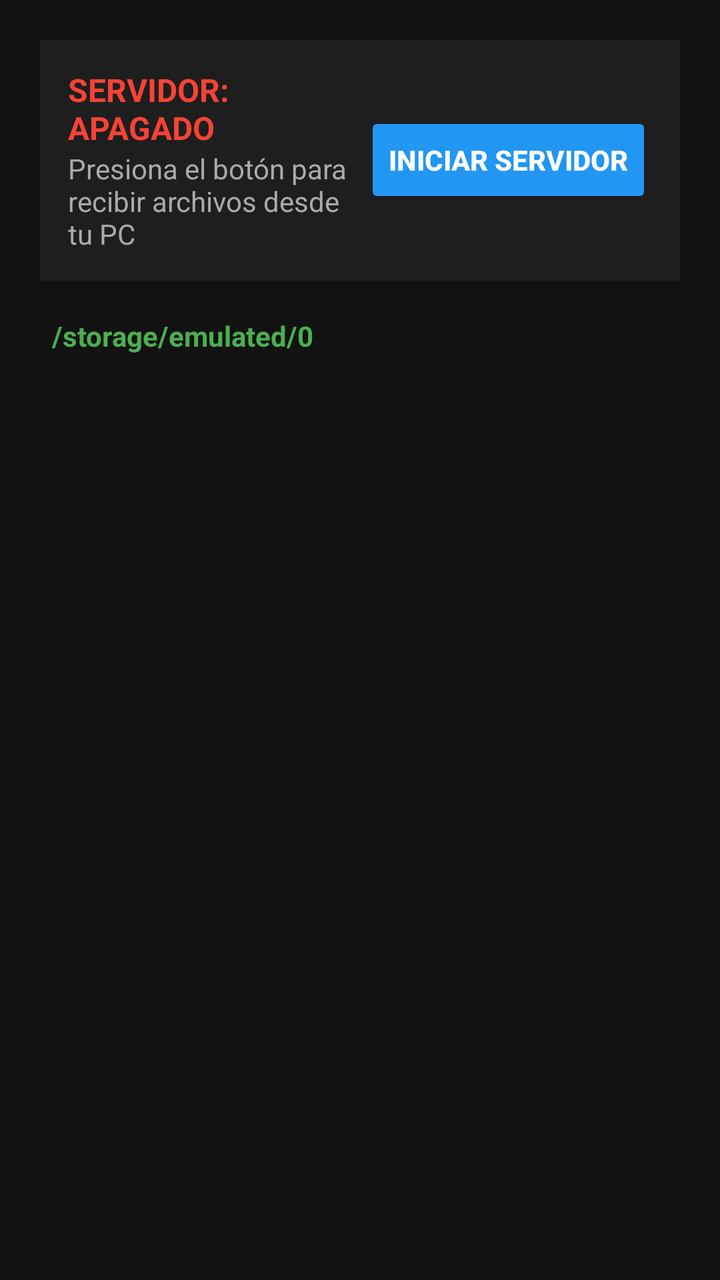
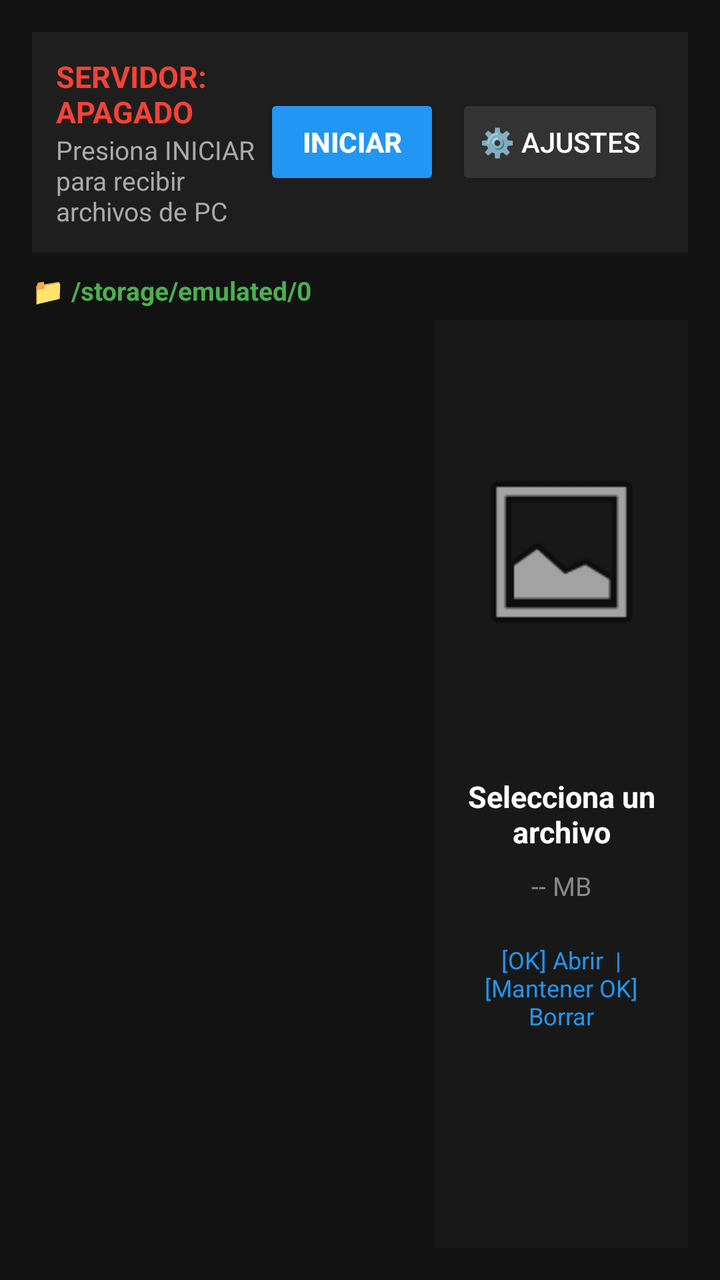

The first picture is an Android layout as it rendered before a commit; the second is the same layout after the commit. The layout source and the unified diff follow.
<!-- AndroidManifest.xml: application theme Theme.AppCompat.NoActionBar -->
<!-- res/layout/activity_main.xml -->
<?xml version="1.0" encoding="utf-8"?>
<LinearLayout xmlns:android="http://schemas.android.com/apk/res/android"
    android:layout_width="match_parent"
    android:layout_height="match_parent"
    android:background="#121212"
    android:orientation="vertical"
    android:padding="20dp">

    
    <LinearLayout
        android:layout_width="match_parent"
        android:layout_height="wrap_content"
        android:gravity="center_vertical"
        android:orientation="horizontal"
        android:background="#1E1E1E"
        android:padding="14dp"
        android:layout_marginBottom="12dp">

        <LinearLayout
            android:layout_width="0dp"
            android:layout_height="wrap_content"
            android:layout_weight="1"
            android:orientation="vertical">

            <TextView
                android:id="@+id/tvStatus"
                android:layout_width="wrap_content"
                android:layout_height="wrap_content"
                android:text="SERVIDOR: APAGADO"
                android:textColor="#F44336"
                android:textSize="16sp"
                android:textStyle="bold" />

            <TextView
                android:id="@+id/tvIpAddress"
                android:layout_width="wrap_content"
                android:layout_height="wrap_content"
                android:text="Presiona el botón para recibir archivos desde tu PC"
                android:textColor="#AAAAAA"
                android:textSize="14sp" />
        </LinearLayout>

        <Button
            android:id="@+id/btnToggleServer"
            android:layout_width="wrap_content"
            android:layout_height="wrap_content"
            android:backgroundTint="#2196F3"
            android:focusable="true"
            android:text="INICIAR SERVIDOR"
            android:textColor="#FFFFFF"
            android:textSize="14sp"
            android:textStyle="bold" />
    </LinearLayout>

    
    <TextView
        android:id="@+id/tvCurrentPath"
        android:layout_width="match_parent"
        android:layout_height="wrap_content"
        android:text="/storage/emulated/0"
        android:textColor="#4CAF50"
        android:textSize="14sp"
        android:textStyle="bold"
        android:padding="6dp" />

    
    <ListView
        android:id="@+id/lvFiles"
        android:layout_width="match_parent"
        android:layout_height="0dp"
        android:layout_weight="1"
        android:choiceMode="singleChoice"
        android:divider="#2A2A2A"
        android:dividerHeight="1dp"
        android:focusable="true" />

</LinearLayout>
<!-- resources referenced by this layout -->
<resources>

</resources>

<!-- the commit's change to res/layout/activity_main.xml (unified diff, before → after) -->
@@ -4,7 +4,7 @@
     android:layout_height="match_parent"
     android:background="#121212"
     android:orientation="vertical"
-    android:padding="20dp">
+    android:padding="16dp">
 
     
     <LinearLayout
@@ -13,8 +13,8 @@
         android:gravity="center_vertical"
         android:orientation="horizontal"
         android:background="#1E1E1E"
-        android:padding="14dp"
-        android:layout_marginBottom="12dp">
+        android:padding="12dp"
+        android:layout_marginBottom="10dp">
 
         <LinearLayout
             android:layout_width="0dp"
@@ -28,16 +28,16 @@
                 android:layout_height="wrap_content"
                 android:text="SERVIDOR: APAGADO"
                 android:textColor="#F44336"
-                android:textSize="16sp"
+                android:textSize="15sp"
                 android:textStyle="bold" />
 
             <TextView
                 android:id="@+id/tvIpAddress"
                 android:layout_width="wrap_content"
                 android:layout_height="wrap_content"
-                android:text="Presiona el botón para recibir archivos desde tu PC"
+                android:text="Presiona INICIAR para recibir archivos de PC"
                 android:textColor="#AAAAAA"
-                android:textSize="14sp" />
+                android:textSize="13sp" />
         </LinearLayout>
 
         <Button
@@ -46,32 +46,102 @@
             android:layout_height="wrap_content"
             android:backgroundTint="#2196F3"
             android:focusable="true"
-            android:text="INICIAR SERVIDOR"
+            android:text="INICIAR"
             android:textColor="#FFFFFF"
-            android:textSize="14sp"
-            android:textStyle="bold" />
+            android:textStyle="bold"
+            android:layout_marginEnd="8dp" />
+
+        <Button
+            android:id="@+id/btnSettings"
+            android:layout_width="wrap_content"
+            android:layout_height="wrap_content"
+            android:backgroundTint="#333333"
+            android:focusable="true"
+            android:text="⚙️ AJUSTES"
+            android:textColor="#FFFFFF" />
     </LinearLayout>
 
-    
     <TextView
         android:id="@+id/tvCurrentPath"
         android:layout_width="match_parent"
         android:layout_height="wrap_content"
-        android:text="/storage/emulated/0"
+        android:text="📁 /storage/emulated/0"
         android:textColor="#4CAF50"
-        android:textSize="14sp"
+        android:textSize="13sp"
         android:textStyle="bold"
-        android:padding="6dp" />
+        android:paddingBottom="6dp" />
 
     
-    <ListView
-        android:id="@+id/lvFiles"
+    <LinearLayout
         android:layout_width="match_parent"
         android:layout_height="0dp"
         android:layout_weight="1"
-        android:choiceMode="singleChoice"
-        android:divider="#2A2A2A"
-        android:dividerHeight="1dp"
-        android:focusable="true" />
+        android:orientation="horizontal">
+
+        
+        <ListView
+            android:id="@+id/lvFiles"
+            android:layout_width="0dp"
+            android:layout_height="match_parent"
+            android:layout_weight="6"
+            android:choiceMode="singleChoice"
+            android:divider="#252525"
+            android:dividerHeight="1dp"
+            android:focusable="true" />
+
+        
+        <LinearLayout
+            android:id="@+id/panelPreview"
+            android:layout_width="0dp"
+            android:layout_height="match_parent"
+            android:layout_weight="4"
+            android:background="#181818"
+            android:gravity="center_horizontal"
+            android:orientation="vertical"
+            android:padding="16dp"
+            android:layout_marginStart="12dp">
+
+            
+            <ImageView
+                android:id="@+id/ivPreview"
+                android:layout_width="match_parent"
+                android:layout_height="200dp"
+                android:scaleType="fitCenter"
+                android:src="@android:drawable/ic_menu_gallery"
+                android:layout_marginBottom="12dp" />
+
+            
+            <TextView
+                android:id="@+id/tvPreviewName"
+                android:layout_width="match_parent"
+                android:layout_height="wrap_content"
+                android:text="Selecciona un archivo"
+                android:textColor="#FFFFFF"
+                android:textSize="15sp"
+                android:textStyle="bold"
+                android:gravity="center"
+                android:layout_marginBottom="8dp" />
+
+            
+            <TextView
+                android:id="@+id/tvPreviewDetails"
+                android:layout_width="match_parent"
+                android:layout_height="wrap_content"
+                android:text="-- MB"
+                android:textColor="#888888"
+                android:textSize="13sp"
+                android:gravity="center" />
+
+            <TextView
+                android:layout_width="match_parent"
+                android:layout_height="wrap_content"
+                android:text="[OK] Abrir  |  [Mantener OK] Borrar"
+                android:textColor="#2196F3"
+                android:textSize="12sp"
+                android:gravity="center"
+                android:layout_marginTop="20dp" />
+        </LinearLayout>
+
+    </LinearLayout>
 
 </LinearLayout>
